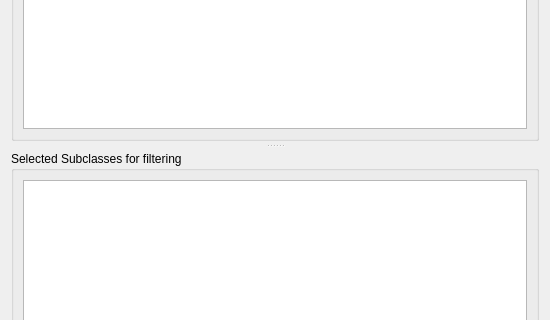
First picture: the form in swedigarch_plugin/select_subclasses_to_filter_dialog.ui, repository swedigarch/QGIS-plugin, before the edit; both pictures show x 0 to 550 and y 152 to 472 of the 550 by 630 pixel window.
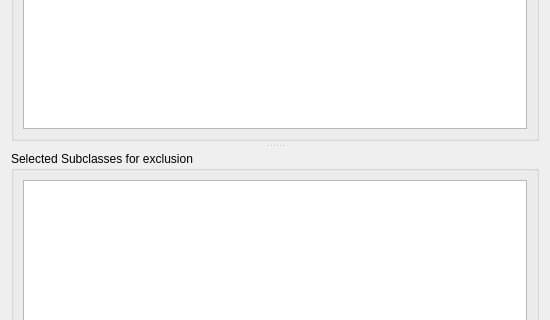
Second picture: the form after the edit. Icons and pictures are not drawn.

```diff
--- a/swedigarch_plugin/select_subclasses_to_filter_dialog.ui
+++ b/swedigarch_plugin/select_subclasses_to_filter_dialog.ui
@@ -89,7 +89,7 @@
           </size>
          </property>
          <property name="title">
-          <string>Selected Subclasses for filtering</string>
+          <string>Selected Subclasses for exclusion</string>
          </property>
          <layout class="QGridLayout" name="gridLayout">
           <item row="0" column="0">
```
Left out of the diff: 2 changed lines with no effect on the pictures.
